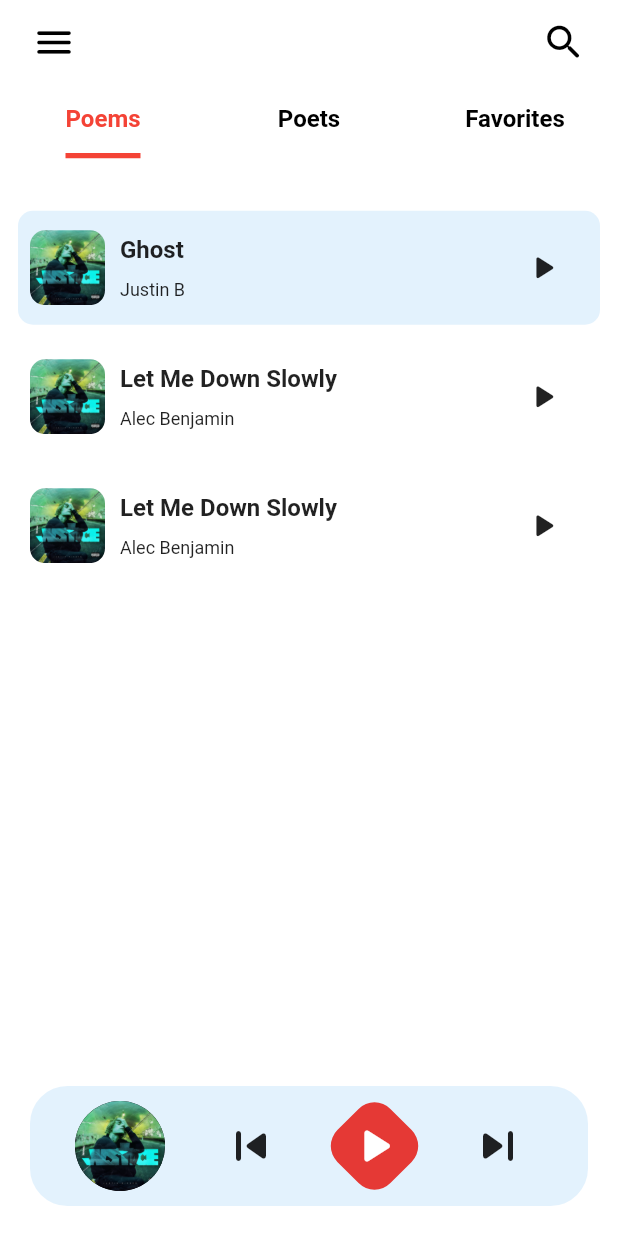
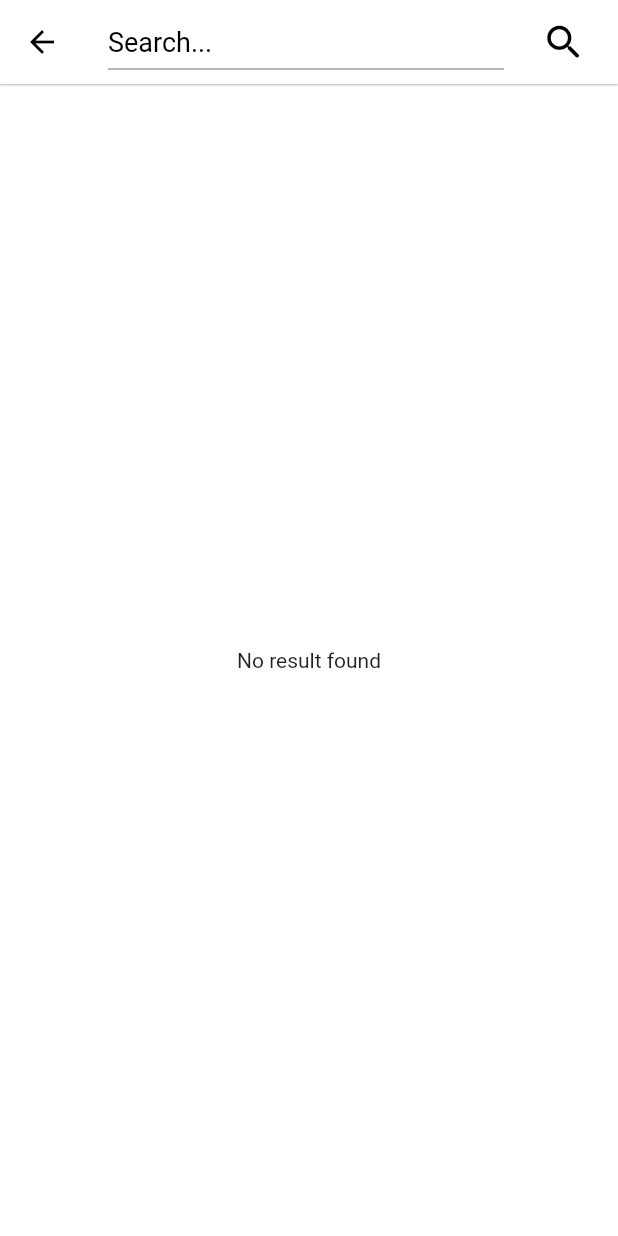
Before and after one commit to gon-khaung/kabyarphatyinhlu, a Flutter app: the screen it shows after launch, after a tap on the "search" icon, on a phone screen of 412 x 824 dp. Run offline on Flutter 3.47's test engine with Material 2 defaults, Android fonts, the light colour scheme and no system bars; drawn by our look-alikes of flutter_advanced_drawer, sliding_up_panel; our stand-ins replace equatable, flutter_riverpod, just_audio.

Commit message:
✨feature: search page is added.

```diff
--- a/lib/Models/music.dart
+++ b/lib/Models/music.dart
@@ -1,6 +1,6 @@
-import 'dart:convert';
+import 'package:equatable/equatable.dart';
 
-import 'package:equatable/equatable.dart';
+import 'package:kabyarphatyinhlu/Models/poet.dart';
 
 class Music extends Equatable {
   final int id;
@@ -8,12 +8,16 @@ class Music extends Equatable {
   String artist;
   String path;
   String cover;
+  int poet_id;
+  Poet poet;
   Music({
     required this.id,
     required this.title,
     required this.artist,
     required this.path,
     required this.cover,
+    required this.poet_id,
+    required this.poet,
   });
 
   @override
@@ -24,6 +28,8 @@ class Music extends Equatable {
       artist,
       path,
       cover,
+      poet_id,
+      poet,
     ];
   }
 
@@ -33,6 +39,8 @@ class Music extends Equatable {
     String? artist,
     String? path,
     String? cover,
+    int? poet_id,
+    Poet? poet,
   }) {
     return Music(
       id: id ?? this.id,
@@ -40,37 +48,43 @@ class Music extends Equatable {
       artist: artist ?? this.artist,
       path: path ?? this.path,
       cover: cover ?? this.cover,
+      poet_id: poet_id ?? this.poet_id,
+      poet: poet ?? this.poet,
     );
   }
 
-  Map<String, dynamic> toMap() {
-    final result = <String, dynamic>{};
+  // Map<String, dynamic> toMap() {
+  //   final result = <String, dynamic>{};
 
-    result.addAll({'id': id});
-    result.addAll({'title': title});
-    result.addAll({'artist': artist});
-    result.addAll({'path': path});
-    result.addAll({'cover': cover});
+  //   result.addAll({'id': id});
+  //   result.addAll({'title': title});
+  //   result.addAll({'artist': artist});
+  //   result.addAll({'path': path});
+  //   result.addAll({'cover': cover});
+  //   result.addAll({'poet_id': poet_id});
+  //   // result.addAll({'poet': poet.toMap()});
 
-    return result;
-  }
+  //   return result;
+  // }
 
-  factory Music.fromMap(Map<String, dynamic> map) {
-    return Music(
-      id: map['id']?.toInt() ?? 0,
-      title: map['title'] ?? '',
-      artist: map['artist'] ?? '',
-      path: map['path'] ?? '',
-      cover: map['cover'] ?? '',
-    );
-  }
+  // factory Music.fromMap(Map<String, dynamic> map) {
+  //   return Music(
+  //     id: map['id']?.toInt() ?? 0,
+  //     title: map['title'] ?? '',
+  //     artist: map['artist'] ?? '',
+  //     path: map['path'] ?? '',
+  //     cover: map['cover'] ?? '',
+  //     poet_id: map['poet_id']?.toInt() ?? 0,
+  //     poet: Poet.fromMap(map['poet']),
+  //   );
+  // }
 
-  String toJson() => json.encode(toMap());
+  // String toJson() => json.encode(toMap());
 
-  factory Music.fromJson(String source) => Music.fromMap(json.decode(source));
+  // factory Music.fromJson(String source) => Music.fromMap(json.decode(source));
 
   @override
   String toString() {
-    return 'Music(id: $id, title: $title, artist: $artist, path: $path, cover: $cover)';
+    return 'Music(id: $id, title: $title, artist: $artist, path: $path, cover: $cover, poet_id: $poet_id, poet: $poet)';
   }
 }
--- /dev/null
+++ b/lib/Screens/search_screen.dart
@@ -0,0 +1,276 @@
+import 'package:flutter/material.dart';
+import 'package:flutter_riverpod/flutter_riverpod.dart';
+import 'package:kabyarphatyinhlu/Models/music.dart';
+import 'package:kabyarphatyinhlu/providers/music_provider.dart';
+import 'package:kabyarphatyinhlu/providers/search_provider.dart';
+
+class SearchScreen extends ConsumerStatefulWidget {
+  const SearchScreen({Key? key}) : super(key: key);
+
+  @override
+  ConsumerState<SearchScreen> createState() => _SearchScreenState();
+}
+
+class _SearchScreenState extends ConsumerState<SearchScreen> {
+  final _textFromFieldController = TextEditingController();
+
+  @override
+  void initState() {
+    // TODO: implement initState
+    super.initState();
+    _textFromFieldController.addListener(() {
+      final keyword = _textFromFieldController.text;
+      if (keyword.isNotEmpty) {
+        ref.read(keywordProvider.notifier).state = keyword;
+      } else {
+        ref.read(keywordProvider.notifier).state = null;
+      }
+    });
+  }
+
+  @override
+  Widget build(BuildContext context) {
+    return Scaffold(
+      appBar: AppBar(
+        backgroundColor: Colors.white,
+        elevation: 0.5,
+        title: Row(
+          children: [
+            Expanded(
+              child: TextField(
+                controller: _textFromFieldController,
+                decoration: const InputDecoration(
+                  hintText: 'Search...',
+                  hintStyle: TextStyle(
+                    fontSize: 18,
+                    fontWeight: FontWeight.normal,
+                    color: Colors.black,
+                  ),
+                  constraints: BoxConstraints(),
+                  border: UnderlineInputBorder(
+                    borderSide: BorderSide(
+                      width: 2,
+                      color: Colors.black45,
+                    ),
+                  ),
+                  isDense: true,
+                  contentPadding: EdgeInsets.symmetric(
+                    vertical: 8,
+                  ),
+                  focusedBorder: UnderlineInputBorder(
+                    borderSide: BorderSide(
+                      width: 1,
+                      color: Colors.black45,
+                    ),
+                  ),
+                ),
+              ),
+            ),
+            const SizedBox(width: 20),
+            Material(
+              color: Colors.transparent,
+              borderRadius: const BorderRadius.all(Radius.circular(50)),
+              child: InkWell(
+                onTap: () {
+                  // go to search search screen route
+                  // Navigator.pushNamed(context, '/search');
+                },
+                borderRadius: const BorderRadius.all(Radius.circular(50)),
+                child: Container(
+                  width: 40,
+                  height: 40,
+                  decoration: const BoxDecoration(shape: BoxShape.circle),
+                  child: const Icon(
+                    Icons.search_rounded,
+                    size: 30,
+                    color: Colors.black,
+                  ),
+                ),
+              ),
+            ),
+          ],
+        ),
+      ),
+      body: Container(
+        // color: Colors.blue[50],
+        child: Consumer(
+          builder: (context, ref, child) {
+            final searchedPlaylist = ref.watch(searchedResult);
+            final playlist = ref.watch(playlistProvider);
+            final audioPlayer = ref.watch(audioPlayerProvider);
+
+            return Padding(
+              padding: const EdgeInsets.symmetric(vertical: 15, horizontal: 1),
+              child: Consumer(
+                builder: (context, ref, child) {
+                  final currentIndex = ref.watch(currentMusicIndex).value ?? 0;
+                  final currentSequence =
+                      ref.watch(currentSequenceStream).value;
+
+                  if (currentSequence?.sequence.isEmpty ?? true) {
+                    return const SizedBox();
+                  }
+
+                  final currentPoem =
+                      currentSequence!.currentSource!.tag as Music;
+
+                  if (searchedPlaylist == null) {
+                    return const Center(
+                      child: Text('No result found'),
+                    );
+                  }
+
+                  if (searchedPlaylist.isEmpty) {
+                    return const Center(
+                      child: Text('No result found'),
+                    );
+                  }
+
+                  return ListView.builder(
+                    itemCount: searchedPlaylist.length,
+                    itemBuilder: (BuildContext context, int index) {
+                      if (searchedPlaylist[index] == null) {
+                        return Container();
+                      }
+                      return Material(
+                        color: Colors.transparent,
+                        child: InkWell(
+                          onTap: () {
+                            // currentPoem != searchedPlaylist[index]!.id
+                            //     ? audioPlayer.seek(Duration.zero, index: index)
+                            //     : null;
+
+                            if (searchedPlaylist[index] != null) {
+                              var currentPlaying = searchedPlaylist[index]!;
+                              final getIndexOfMusic =
+                                  playlist.indexOf(currentPlaying);
+                              currentPoem.id != currentPlaying.id
+                                  ? audioPlayer.seek(Duration.zero,
+                                      index: getIndexOfMusic)
+                                  : null;
+                            }
+                            // audioPlayer.play();
+                          },
+                          child: Container(
+                            decoration: BoxDecoration(
+                              color:
+                                  currentPoem.id == searchedPlaylist[index]!.id
+                                      ? Colors.blue[50]
+                                      : Colors.transparent,
+                              borderRadius: const BorderRadius.all(
+                                Radius.circular(10),
+                              ),
+                            ),
+                            padding: const EdgeInsets.all(8.0),
+                            margin: const EdgeInsets.symmetric(
+                                horizontal: 10, vertical: 5),
+                            child: Row(
+                              children: [
+                                SizedBox(
+                                  width: 50,
+                                  height: 50,
+                                  child: ClipRRect(
+                                    borderRadius: BorderRadius.circular(10),
+                                    child: Image(
+                                      image: AssetImage(currentPoem.cover),
+                                    ),
+                                  ),
+                                ),
+                                const SizedBox(
+                                  width: 10,
+                                ),
+                                Expanded(
+                                  child: Column(
+                                    crossAxisAlignment:
+                                        CrossAxisAlignment.start,
+                                    children: [
+                                      Text(
+                                        searchedPlaylist[index]!.title,
+                                        style: const TextStyle(
+                                          fontSize: 16,
+                                          fontWeight: FontWeight.bold,
+                                        ),
+                                      ),
+                                      const SizedBox(
+                                        height: 10,
+                                      ),
+                                      Text(
+                                        searchedPlaylist[index]!.artist,
+                                        style: const TextStyle(
+                                          color: Colors.black87,
+                                          fontSize: 12,
+                                        ),
+                                        maxLines: 1,
+                                      ),
+                                    ],
+                                  ),
+                                ),
+                                const SizedBox(
+                                  width: 10,
+                                ),
+                                Material(
+                                  color: Colors.transparent,
+                                  child: InkWell(
+                                    onTap: () {
+                                      var currentPlaying =
+                                          searchedPlaylist[index]!;
+                                      final getIndexOfMusic =
+                                          playlist.indexOf(currentPlaying);
+                                      audioPlayer.seek(
+                                        Duration.zero,
+                                        index: getIndexOfMusic,
+                                      );
+
+                                      if (audioPlayer.playing) {
+                                        audioPlayer.stop();
+                                      } else {
+                                        audioPlayer.play();
+                                      }
+                                    },
+                                    borderRadius: const BorderRadius.all(
+                                        Radius.circular(50)),
+                                    child: Container(
+                                      width: 60,
+                                      height: 60,
+                                      decoration: const BoxDecoration(
+                                          shape: BoxShape.circle),
+                                      child: Consumer(
+                                        builder: (context, ref, child) {
+                                          final playerState =
+                                              ref.watch(audioPlayerState).value;
+
+                                          var currentPlaying =
+                                              searchedPlaylist[index]!;
+                                          final getIndexOfMusic =
+                                              playlist.indexOf(currentPlaying);
+                                          return Icon(
+                                            playerState != null
+                                                ? currentIndex ==
+                                                            getIndexOfMusic &&
+                                                        playerState.playing
+                                                    ? Icons.pause_rounded
+                                                    : Icons.play_arrow_rounded
+                                                : Icons.play_arrow_rounded,
+                                            size: 27,
+                                          );
+                                        },
+                                      ),
+                                    ),
+                                  ),
+                                ),
+                              ],
+                            ),
+                          ),
+                        ),
+                      );
+                    },
+                  );
+                },
+              ),
+            );
+          },
+        ),
+      ),
+    );
+  }
+}
--- a/lib/Widgets/poet_list.dart
+++ b/lib/Widgets/poet_list.dart
@@ -207,7 +207,8 @@ class PoetList extends StatelessWidget {
               color: Colors.black,
             );
           },
-            itemCount: poets.length);
+          itemCount: poets.length,
+        );
       },
     );
   }
--- a/lib/main.dart
+++ b/lib/main.dart
@@ -2,6 +2,7 @@ import 'package:flutter/material.dart';
 import 'package:flutter_advanced_drawer/flutter_advanced_drawer.dart';
 import 'package:flutter_riverpod/flutter_riverpod.dart';
 import 'package:kabyarphatyinhlu/Screens/poet_screen.dart';
+import 'package:kabyarphatyinhlu/Screens/search_screen.dart';
 import 'package:kabyarphatyinhlu/Widgets/favorite_list.dart';
 import 'package:kabyarphatyinhlu/Widgets/poem_list.dart';
 import 'package:kabyarphatyinhlu/Widgets/poet_list.dart';
@@ -33,6 +34,8 @@ class MyApp extends StatelessWidget {
             ),
         // '/poet': (context) => const PoetScreen(),
         PoetScreen.routeName: (context) => const PoetScreen(),
+
+        '/search': (context) => const SearchScreen(),
       },
       initialRoute: '/',
     );
@@ -238,7 +241,10 @@ class _MyHomePageState extends ConsumerState<MyHomePage>
                 color: Colors.white,
                 borderRadius: const BorderRadius.all(Radius.circular(50)),
                 child: InkWell(
-                  onTap: () {},
+                  onTap: () {
+                    // go to search search screen route
+                    Navigator.pushNamed(context, '/search');
+                  },
                   borderRadius: const BorderRadius.all(Radius.circular(50)),
                   child: Container(
                     width: 40,
--- a/lib/providers/music_provider.dart
+++ b/lib/providers/music_provider.dart
@@ -1,21 +1,35 @@
 import 'package:flutter_riverpod/flutter_riverpod.dart';
 import 'package:just_audio/just_audio.dart';
 import 'package:kabyarphatyinhlu/Models/music.dart';
+import 'package:kabyarphatyinhlu/Models/poet.dart';
 
 final playlistProvider = Provider(
   (ref) => [
     Music(
-        id: 1,
-        title: "Ghost",
-        artist: "Justin B",
-        path: "ghost.mp3",
-        cover: "src/images/Justice_Explicit.webp"),
+      id: 1,
+      title: "Ghost",
+      artist: "Justin B",
+      path: "ghost.mp3",
+      cover: "src/images/Justice_Explicit.webp",
+      poet_id: 1,
+      poet: Poet(
+          id: 1,
+          name: "Justin B",
+          cover: "src/images/Justice_Explicit.webp",
+          description: "Justin B"),
+    ),
     Music(
       id: 2,
       title: "Let Me Down Slowly",
       artist: "Alec Benjamin",
       path: "Alec Benjamin - Let Me Down Slowly.mp3",
       cover: "src/images/Justice_Explicit.webp",
+      poet_id: 2,
+      poet: Poet(
+          id: 1,
+          name: "Justin B",
+          cover: "src/images/Justice_Explicit.webp",
+          description: "Justin B"),
     ),
     Music(
       id: 3,
@@ -23,6 +37,12 @@ final playlistProvider = Provider(
       artist: "Alec Benjamin",
       path: "Alec Benjamin - Let Me Down Slowly.mp3",
       cover: "src/images/Justice_Explicit.webp",
+      poet_id: 1,
+      poet: Poet(
+          id: 1,
+          name: "Justin B",
+          cover: "src/images/Justice_Explicit.webp",
+          description: "Justin B"),
     ),
   ],
 );
@@ -42,6 +62,8 @@ final audioPlayerProvider = Provider.autoDispose<AudioPlayer>((ref) {
             artist: music.artist,
             path: music.path,
             cover: music.cover,
+            poet_id: music.poet_id,
+            poet: music.poet,
           ),
         ),
     ]),
```
Also changed, not shown: lib/providers/search_provider.dart (added, +31 -0 lines). Lines whose indentation alone changed are shown as unchanged.
